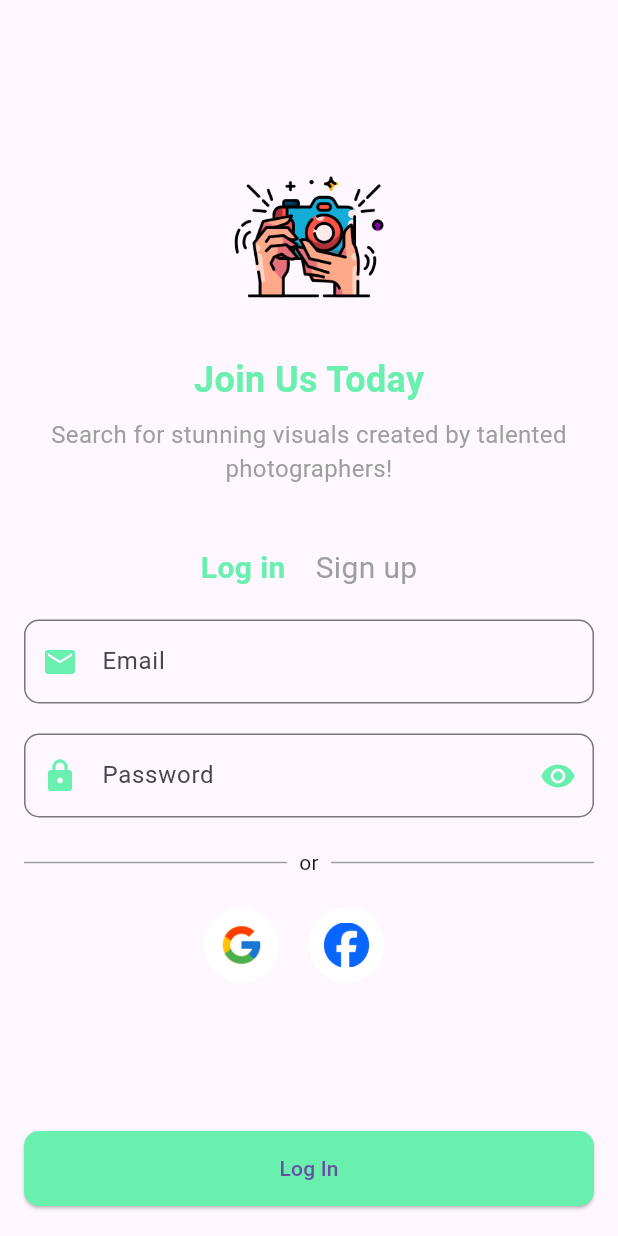
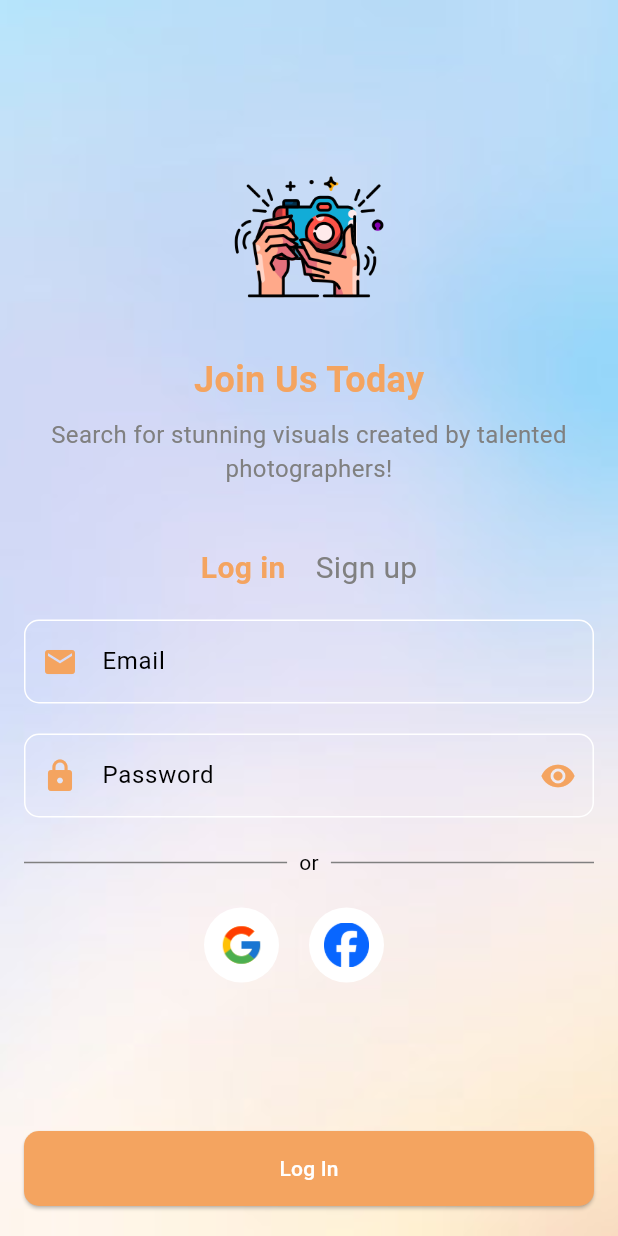
Before and after one commit to vchirinosb/photofindapp, a Flutter app: the screen it shows after launch, after a tap on "Log In", on a phone screen of 412 x 824 dp. Run offline on Flutter 3.47's test engine with Material 3 defaults, Android fonts, the phone set to English and light mode, and no system bars; our stand-ins replace carousel_slider, cloud_firestore, firebase_auth, firebase_core, flutter_dotenv, google_fonts and 3 more; accounts and stored records are empty; generated files the repository leaves out were written again; network calls fail.

Commit message:
Add Themes and Palette

```diff
--- a/lib/main.dart
+++ b/lib/main.dart
@@ -22,7 +22,48 @@ class MyApp extends StatelessWidget {
   Widget build(BuildContext context) {
     return MaterialApp(
       title: 'Photo Find',
-      theme: ThemeData(primarySwatch: Colors.green),
+      theme: ThemeData(
+        primaryColor: const Color(0xFF87CEFA),
+        secondaryHeaderColor: const Color(0xFFFFDAB9),
+        scaffoldBackgroundColor: const Color(0xFFE6E6FA),
+        elevatedButtonTheme: ElevatedButtonThemeData(
+          style: ElevatedButton.styleFrom(
+            backgroundColor: const Color(0xFFF4A460),
+            foregroundColor: Colors.white,
+            padding: const EdgeInsets.symmetric(vertical: 16),
+            shape: RoundedRectangleBorder(
+              borderRadius: BorderRadius.circular(30),
+            ),
+          ),
+        ),
+        outlinedButtonTheme: OutlinedButtonThemeData(
+          style: OutlinedButton.styleFrom(
+            foregroundColor: const Color(0xFFF4A460),
+            side: const BorderSide(
+              color: Color(0xFFF4A460),
+              width: 2,
+            ),
+            shape: RoundedRectangleBorder(
+              borderRadius: BorderRadius.circular(30),
+            ),
+          ),
+        ),
+        colorScheme: ColorScheme.fromSwatch().copyWith(
+          secondary: const Color(0xFF98FF98),
+          primary: const Color(0xFF87CEFA),
+        ),
+        textTheme: const TextTheme(
+          displayLarge: TextStyle(
+            color: Color(0xFF87CEFA),
+            fontSize: 32,
+            fontWeight: FontWeight.bold,
+          ),
+          bodyLarge: TextStyle(
+            color: Color(0xFF000000),
+            fontSize: 16,
+          ),
+        ),
+      ),
       home: const WelcomeScreen(),
     );
   }
--- a/lib/screens/auth_screen.dart
+++ b/lib/screens/auth_screen.dart
@@ -152,6 +152,7 @@ class AuthScreenState extends State<AuthScreen> {
       type: ToastificationType.error,
       title: const Text('Error'),
       description: Text(message),
+      autoCloseDuration: const Duration(seconds: 3),
     );
   }
 
@@ -160,6 +161,12 @@ class AuthScreenState extends State<AuthScreen> {
     return Scaffold(
       body: Stack(
         children: [
+          Positioned.fill(
+            child: Image.asset(
+              'assets/background.jpg',
+              fit: BoxFit.cover,
+            ),
+          ),
           Padding(
             padding: const EdgeInsets.all(16.0),
             child: _isLoading
@@ -222,7 +229,7 @@ class AuthScreenState extends State<AuthScreen> {
           style: TextStyle(
             fontSize: 24,
             fontWeight: FontWeight.bold,
-            color: Colors.greenAccent,
+            color: Color(0xFFF4A460),
           ),
         ),
         SizedBox(height: 8),
@@ -231,7 +238,7 @@ class AuthScreenState extends State<AuthScreen> {
           textAlign: TextAlign.center,
           style: TextStyle(
             fontSize: 16,
-            color: Colors.grey,
+            color: Color(0xFF808080),
           ),
         ),
       ],
@@ -253,7 +260,8 @@ class AuthScreenState extends State<AuthScreen> {
             style: TextStyle(
               fontSize: 20,
               fontWeight: _isLogin ? FontWeight.bold : FontWeight.normal,
-              color: _isLogin ? Colors.greenAccent : Colors.grey,
+              color:
+                  _isLogin ? const Color(0xFFF4A460) : const Color(0xFF808080),
             ),
           ),
         ),
@@ -269,7 +277,8 @@ class AuthScreenState extends State<AuthScreen> {
             style: TextStyle(
               fontSize: 20,
               fontWeight: !_isLogin ? FontWeight.bold : FontWeight.normal,
-              color: !_isLogin ? Colors.greenAccent : Colors.grey,
+              color:
+                  !_isLogin ? const Color(0xFFF4A460) : const Color(0xFF808080),
             ),
           ),
         ),
@@ -283,7 +292,7 @@ class AuthScreenState extends State<AuthScreen> {
       decoration: InputDecoration(
         labelText: 'Email',
         border: OutlineInputBorder(borderRadius: BorderRadius.circular(10)),
-        prefixIcon: const Icon(Icons.email, color: Colors.greenAccent),
+        prefixIcon: const Icon(Icons.email, color: Color(0xFFF4A460)),
       ),
       keyboardType: TextInputType.emailAddress,
       validator: (value) {
@@ -305,11 +314,11 @@ class AuthScreenState extends State<AuthScreen> {
       decoration: InputDecoration(
         labelText: 'Password',
         border: OutlineInputBorder(borderRadius: BorderRadius.circular(10)),
-        prefixIcon: const Icon(Icons.lock, color: Colors.greenAccent),
+        prefixIcon: const Icon(Icons.lock, color: Color(0xFFF4A460)),
         suffixIcon: IconButton(
           icon: Icon(
             _obscurePassword ? Icons.visibility : Icons.visibility_off,
-            color: Colors.greenAccent,
+            color: const Color(0xFFF4A460),
           ),
           onPressed: () {
             setState(() {
@@ -339,7 +348,7 @@ class AuthScreenState extends State<AuthScreen> {
           padding: const EdgeInsets.symmetric(vertical: 15),
           shape:
               RoundedRectangleBorder(borderRadius: BorderRadius.circular(10)),
-          backgroundColor: Colors.greenAccent,
+          backgroundColor: const Color(0xFFF4A460),
         ),
         child: Text(_isLogin ? 'Log In' : 'Sign Up'),
       ),
@@ -352,7 +361,7 @@ class AuthScreenState extends State<AuthScreen> {
         Expanded(
           child: Divider(
             thickness: 1,
-            color: Colors.grey,
+            color: Color(0xFF808080),
           ),
         ),
         Padding(
@@ -362,7 +371,7 @@ class AuthScreenState extends State<AuthScreen> {
         Expanded(
           child: Divider(
             thickness: 1,
-            color: Colors.grey,
+            color: Color(0xFF808080),
           ),
         ),
       ],
@@ -387,7 +396,7 @@ class AuthScreenState extends State<AuthScreen> {
       onTap: onPressed,
       child: CircleAvatar(
         radius: 25,
-        backgroundColor: Colors.white,
+        backgroundColor: const Color(0xFFFFFFFF),
         child: Image.asset(
           assetPath,
           height: 30,
--- a/lib/screens/welcome_screen.dart
+++ b/lib/screens/welcome_screen.dart
@@ -21,7 +21,15 @@ class WelcomeScreenState extends State<WelcomeScreen> {
   @override
   Widget build(BuildContext context) {
     return Scaffold(
-      body: Column(
+      body: Stack(
+        children: [
+          Positioned.fill(
+            child: Image.asset(
+              'assets/background.jpg',
+              fit: BoxFit.cover,
+            ),
+          ),
+          Column(
             children: [
               Padding(
                 padding: const EdgeInsets.symmetric(vertical: 50.0),
@@ -30,7 +38,7 @@ class WelcomeScreenState extends State<WelcomeScreen> {
                   style: GoogleFonts.pacifico(
                     fontSize: 36,
                     fontWeight: FontWeight.bold,
-                color: Colors.greenAccent,
+                    color: const Color(0xFFF4A460),
                   ),
                 ),
               ),
@@ -46,8 +54,8 @@ class WelcomeScreenState extends State<WelcomeScreen> {
                   ),
                   items: imgList
                       .map((item) => Center(
-                        child:
-                            Image.asset(item, fit: BoxFit.cover, width: 1000),
+                            child: Image.asset(item,
+                                fit: BoxFit.cover, width: 1000),
                           ))
                       .toList(),
                 ),
@@ -73,12 +81,20 @@ class WelcomeScreenState extends State<WelcomeScreen> {
                     const SizedBox(height: 20),
                     const Text(
                       'Search Your Favorites',
-                  style: TextStyle(fontSize: 24, fontWeight: FontWeight.bold),
+                      style: TextStyle(
+                        fontSize: 24,
+                        fontWeight: FontWeight.bold,
+                        color: Color(0xFFF4A460),
+                      ),
                       textAlign: TextAlign.center,
                     ),
                     const Text(
                       'Images Today!',
-                  style: TextStyle(fontSize: 24, fontWeight: FontWeight.bold),
+                      style: TextStyle(
+                        fontSize: 24,
+                        fontWeight: FontWeight.bold,
+                        color: Color(0xFFF4A460),
+                      ),
                       textAlign: TextAlign.center,
                     ),
                     const SizedBox(height: 20),
@@ -90,16 +106,21 @@ class WelcomeScreenState extends State<WelcomeScreen> {
                           onPressed: () {
                             Navigator.of(context).push(
                               MaterialPageRoute(
-                              builder: (context) => const AuthScreen(isLogin: true,)),
+                                  builder: (context) => const AuthScreen(
+                                        isLogin: true,
+                                      )),
                             );
                           },
                           style: ElevatedButton.styleFrom(
-                        backgroundColor: Colors.greenAccent,
+                            backgroundColor: const Color(0xFFF4A460),
                             shape: RoundedRectangleBorder(
                               borderRadius: BorderRadius.circular(30),
                             ),
                             padding: const EdgeInsets.symmetric(vertical: 15),
-                        textStyle: const TextStyle(fontSize: 18),
+                            textStyle: const TextStyle(
+                              fontSize: 18,
+                              color: Color(0xFFF4A460),
+                            ),
                           ),
                           child: const Text('Log In'),
                         ),
@@ -114,17 +135,24 @@ class WelcomeScreenState extends State<WelcomeScreen> {
                           onPressed: () {
                             Navigator.of(context).push(
                               MaterialPageRoute(
-                              builder: (context) => const AuthScreen(isLogin: false,)),
+                                  builder: (context) => const AuthScreen(
+                                        isLogin: false,
+                                      )),
                             );
                           },
                           style: OutlinedButton.styleFrom(
                             shape: RoundedRectangleBorder(
                               borderRadius: BorderRadius.circular(30),
                               side: const BorderSide(
-                              color: Colors.greenAccent, width: 2),
+                                color: Color(0xFF98FF98),
+                                width: 2,
+                              ),
                             ),
                             padding: const EdgeInsets.symmetric(vertical: 15),
-                        textStyle: const TextStyle(fontSize: 18),
+                            textStyle: const TextStyle(
+                              fontSize: 18,
+                              color: Color(0xFFF4A460),
+                            ),
                           ),
                           child: const Text('Sign Up'),
                         ),
@@ -135,6 +163,8 @@ class WelcomeScreenState extends State<WelcomeScreen> {
               ),
             ],
           ),
+        ],
+      ),
     );
   }
 }
```
Also changed, not shown: lib/screens/photo_detail_screen.dart (+18 -5 lines), lib/screens/photo_search_screen.dart (+65 -25 lines), 1 other file. Lines whose indentation alone changed are shown as unchanged.
